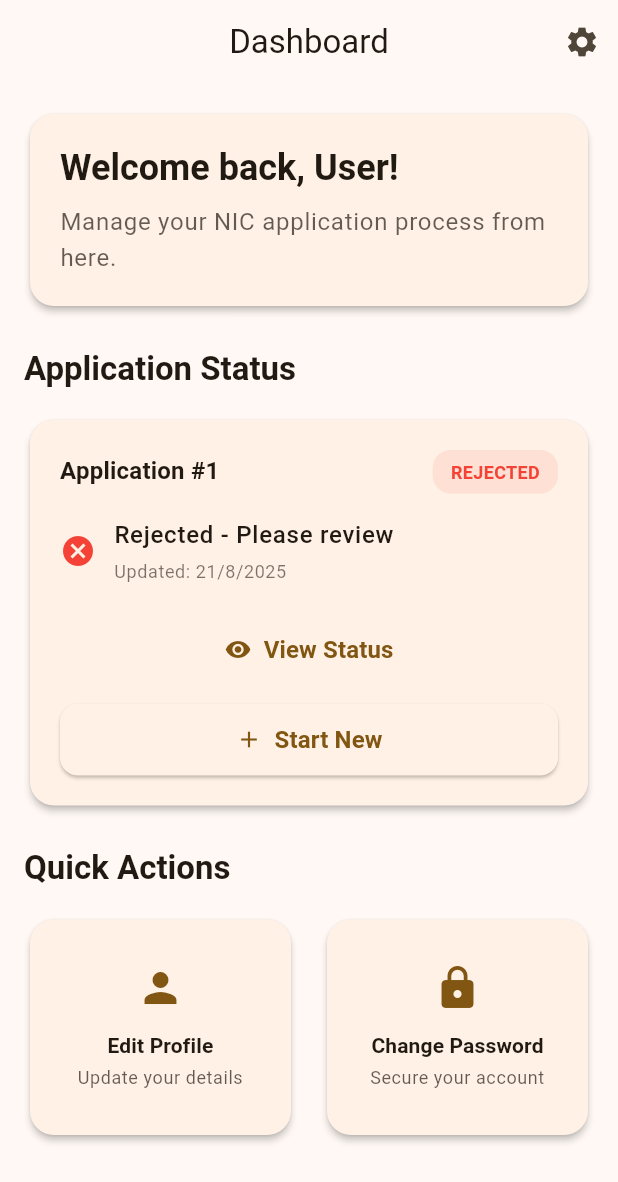
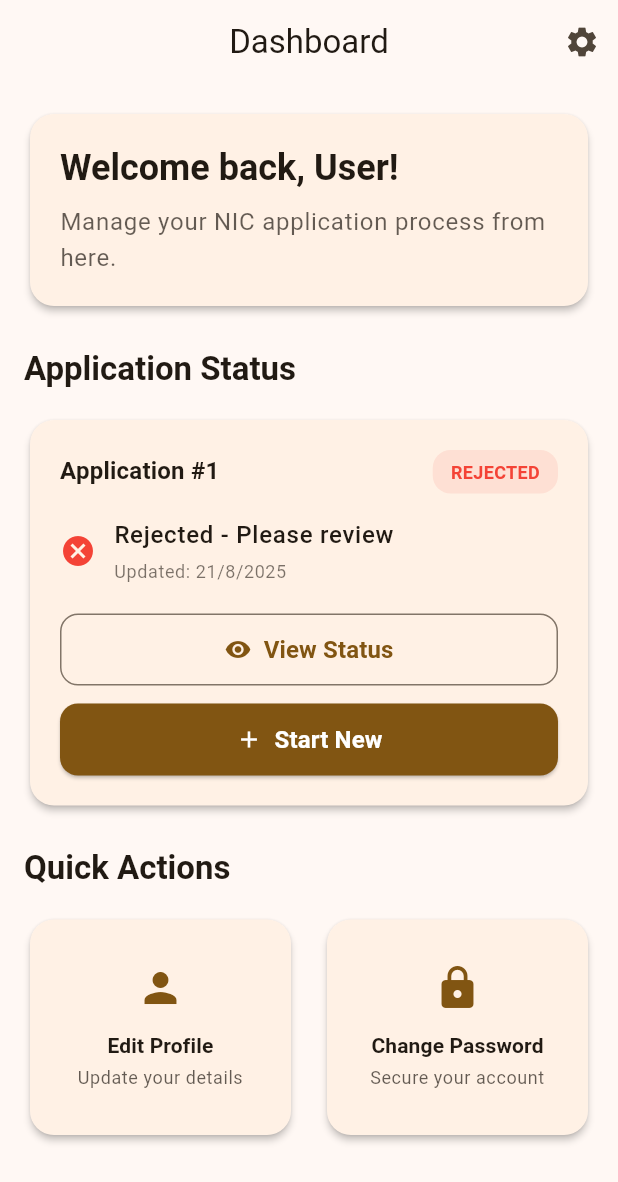
Before and after one commit to SL-NIC-Bridge/NATIVE, a Flutter app: the DashboardScreen screen opened by its route, on a phone screen of 412 x 824 dp. Shown: the top 1182 px of the screen. Run offline on Flutter 3.47's test engine with Material 3 defaults, Android fonts, the phone set to English and light mode, and no system bars; our stand-ins replace dio, flutter_riverpod, flutter_secure_storage, go_router, shared_preferences; accounts and stored records are empty.

Commit message:
fix(button): update CustomButton styles for better default handling

```diff
--- a/lib/src/features/application/widgets/application_status_card.dart
+++ b/lib/src/features/application/widgets/application_status_card.dart
@@ -82,7 +82,7 @@ class ApplicationStatusCard extends StatelessWidget {
             CustomButton(
               onPressed: onViewStatus,
               text: 'View Status',
-              type: ButtonType.text,
+              type: ButtonType.secondary,
               icon: Icons.visibility,
             ),
             if (onStartNew != null) ...[
--- a/lib/src/shared/widgets/custom_button.dart
+++ b/lib/src/shared/widgets/custom_button.dart
@@ -52,12 +52,10 @@ class CustomButton extends StatelessWidget {
       case ButtonType.primary:
         return ElevatedButton(
           onPressed: isLoading ? null : onPressed,
-          style: backgroundColor != null || foregroundColor != null
-              ? ElevatedButton.styleFrom(
-                  backgroundColor: backgroundColor,
-                  foregroundColor: foregroundColor,
-                )
-              : null,
+          style: ElevatedButton.styleFrom(
+            backgroundColor: backgroundColor ?? Theme.of(context).colorScheme.primary,
+            foregroundColor: foregroundColor ?? Theme.of(context).colorScheme.onPrimary,
+          ),
           child: child,
         );
       case ButtonType.secondary:
```
